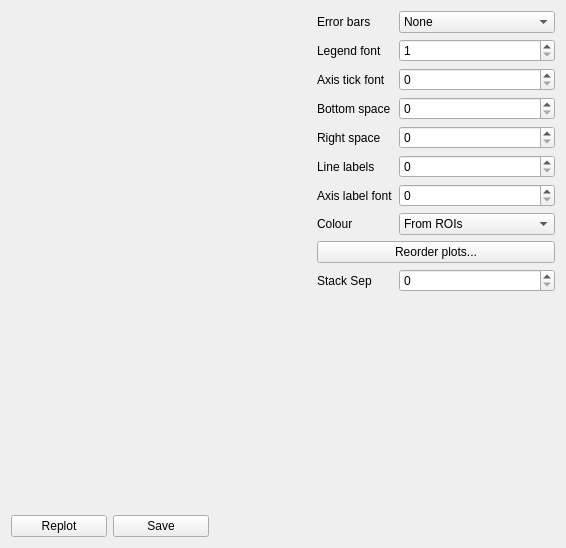
The window that src/pcot/assets/tabspectrum.ui (AU-ExoMars/PCOT) describes before a commit, drawn with Qt 5.
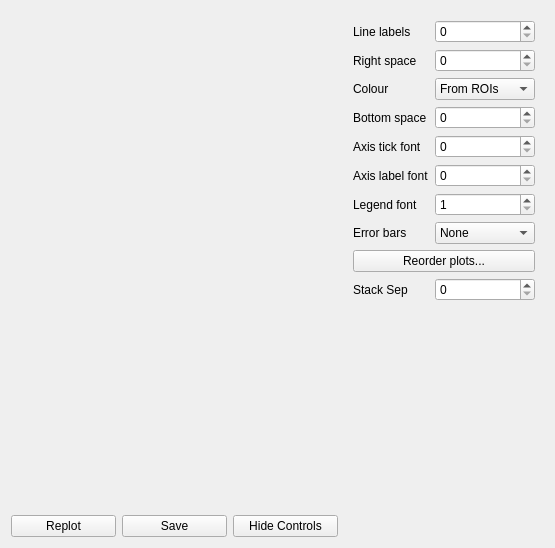
The same window after the commit. Custom widgets are drawn as their Qt base class.

Commit message: Multidot now uses a spinbox to set radius. Can hide controls in spectrum.

What changed in the file:
```diff
--- a/src/pcot/assets/tabspectrum.ui
+++ b/src/pcot/assets/tabspectrum.ui
@@ -6,14 +6,20 @@
    <rect>
     <x>0</x>
     <y>0</y>
-    <width>539</width>
+    <width>555</width>
     <height>548</height>
    </rect>
   </property>
+  <property name="sizePolicy">
+   <sizepolicy hsizetype="Preferred" vsizetype="Preferred">
+    <horstretch>0</horstretch>
+    <verstretch>0</verstretch>
+   </sizepolicy>
+  </property>
   <property name="windowTitle">
    <string>Form</string>
   </property>
-  <layout class="QGridLayout" name="gridLayout">
+  <layout class="QGridLayout" name="gridLayout" columnstretch="2,2,2,0">
    <item row="2" column="1">
     <widget class="QPushButton" name="save">
      <property name="text">
@@ -39,27 +45,18 @@
     </widget>
    </item>
    <item row="0" column="3">
+    <widget class="QWidget" name="controls" native="true">
+     <property name="maximumSize">
+      <size>
+       <width>200</width>
+       <height>16777215</height>
+      </size>
+     </property>
     <layout class="QFormLayout" name="formLayout">
-     <property name="sizeConstraint">
-      <enum>QLayout::SetDefaultConstraint</enum>
-     </property>
-     <item row="0" column="0">
-      <widget class="QLabel" name="label">
-       <property name="sizePolicy">
-        <sizepolicy hsizetype="Preferred" vsizetype="Preferred">
-         <horstretch>0</horstretch>
-         <verstretch>0</verstretch>
-        </sizepolicy>
-       </property>
-       <property name="text">
-        <string>Error bars</string>
-       </property>
-       <property name="alignment">
-        <set>Qt::AlignLeading|Qt::AlignLeft|Qt::AlignVCenter</set>
-       </property>
-      </widget>
-     </item>
-     <item row="0" column="1">
+      <item row="22" column="1">
+       <widget class="QSpinBox" name="stackSepSpin"/>
+      </item>
+      <item row="20" column="1">
       <widget class="QComboBox" name="errorbarmode">
        <item>
         <property name="text">
@@ -78,14 +75,7 @@
        </item>
       </widget>
      </item>
-     <item row="1" column="0">
-      <widget class="QLabel" name="label_2">
-       <property name="text">
-        <string>Legend font</string>
-       </property>
-      </widget>
-     </item>
-     <item row="1" column="1">
+      <item row="19" column="1">
       <widget class="QSpinBox" name="legendFontSpin">
        <property name="minimum">
         <number>1</number>
@@ -95,53 +85,15 @@
        </property>
       </widget>
      </item>
-     <item row="2" column="0">
-      <widget class="QLabel" name="label_4">
-       <property name="text">
-        <string>Axis tick font</string>
-       </property>
-      </widget>
-     </item>
-     <item row="2" column="1">
+      <item row="18" column="1">
+       <widget class="QSpinBox" name="labelFontSpin"/>
+      </item>
+      <item row="10" column="1">
       <widget class="QSpinBox" name="axisFontSpin"/>
      </item>
-     <item row="4" column="0">
-      <widget class="QLabel" name="label_5">
-       <property name="text">
-        <string>Bottom space</string>
-       </property>
-      </widget>
-     </item>
-     <item row="4" column="1">
+      <item row="9" column="1">
       <widget class="QSpinBox" name="bottomSpaceSpin"/>
      </item>
-     <item row="6" column="0">
-      <widget class="QLabel" name="label_6">
-       <property name="text">
-        <string>Line labels</string>
-       </property>
-      </widget>
-     </item>
-     <item row="6" column="1">
-      <widget class="QSpinBox" name="lineLabelSpin"/>
-     </item>
-     <item row="7" column="0">
-      <widget class="QLabel" name="label_7">
-       <property name="text">
-        <string>Axis label font</string>
-       </property>
-      </widget>
-     </item>
-     <item row="7" column="1">
-      <widget class="QSpinBox" name="labelFontSpin"/>
-     </item>
-     <item row="8" column="0">
-      <widget class="QLabel" name="label_8">
-       <property name="text">
-        <string>Colour</string>
-       </property>
-      </widget>
-     </item>
      <item row="8" column="1">
       <widget class="QComboBox" name="colourmode">
        <item>
@@ -161,27 +113,85 @@
        </item>
       </widget>
      </item>
-     <item row="5" column="1">
+      <item row="6" column="1">
       <widget class="QSpinBox" name="rightSpaceSpin"/>
      </item>
-     <item row="5" column="0">
+      <item row="5" column="1">
+       <widget class="QSpinBox" name="lineLabelSpin"/>
+      </item>
+      <item row="6" column="0">
       <widget class="QLabel" name="label_9">
        <property name="text">
         <string>Right space</string>
        </property>
       </widget>
      </item>
-     <item row="10" column="1">
-      <widget class="QSpinBox" name="stackSepSpin"/>
-     </item>
-     <item row="10" column="0">
+      <item row="20" column="0">
+       <widget class="QLabel" name="label">
+        <property name="sizePolicy">
+         <sizepolicy hsizetype="Preferred" vsizetype="Preferred">
+          <horstretch>0</horstretch>
+          <verstretch>0</verstretch>
+         </sizepolicy>
+        </property>
+        <property name="text">
+         <string>Error bars</string>
+        </property>
+        <property name="alignment">
+         <set>Qt::AlignLeading|Qt::AlignLeft|Qt::AlignVCenter</set>
+        </property>
+       </widget>
+      </item>
+      <item row="19" column="0">
+       <widget class="QLabel" name="label_2">
+        <property name="text">
+         <string>Legend font</string>
+        </property>
+       </widget>
+      </item>
+      <item row="22" column="0">
       <widget class="QLabel" name="label_3">
        <property name="text">
         <string>Stack Sep</string>
        </property>
       </widget>
      </item>
-     <item row="9" column="0" colspan="2">
+      <item row="10" column="0">
+       <widget class="QLabel" name="label_4">
+        <property name="text">
+         <string>Axis tick font</string>
+        </property>
+       </widget>
+      </item>
+      <item row="9" column="0">
+       <widget class="QLabel" name="label_5">
+        <property name="text">
+         <string>Bottom space</string>
+        </property>
+       </widget>
+      </item>
+      <item row="5" column="0">
+       <widget class="QLabel" name="label_6">
+        <property name="text">
+         <string>Line labels</string>
+        </property>
+       </widget>
+      </item>
+      <item row="18" column="0">
+       <widget class="QLabel" name="label_7">
+        <property name="text">
+         <string>Axis label font</string>
+        </property>
+       </widget>
+      </item>
+      <item row="8" column="0">
+       <widget class="QLabel" name="label_8">
+        <property name="text">
+         <string>Colour</string>
+        </property>
+       </widget>
+      </item>
+      <item row="21" column="0" colspan="2">
       <widget class="QPushButton" name="reorderButton">
        <property name="text">
         <string>Reorder plots...</string>
@@ -189,6 +199,14 @@
       </widget>
      </item>
     </layout>
+    </widget>
+   </item>
+   <item row="2" column="2">
+    <widget class="QPushButton" name="hideButton">
+     <property name="text">
+      <string>Hide Controls</string>
+     </property>
+    </widget>
    </item>
   </layout>
  </widget>
```
Lines whose indentation alone changed are shown as unchanged. The commit also changes 4 other files.
